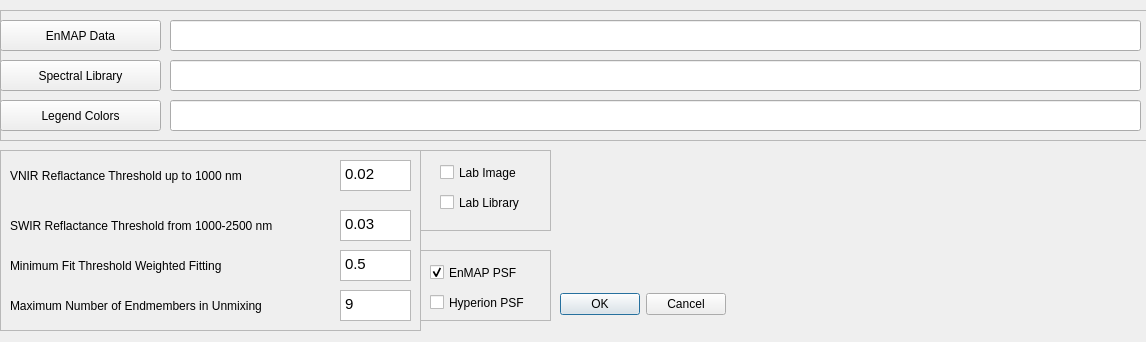
This is enmapbox/apps/engeomap/engeomap_base.ui in jakimowb/enmapbox_testmigration2 as Qt 5 draws it before an edit. The edited form follows.
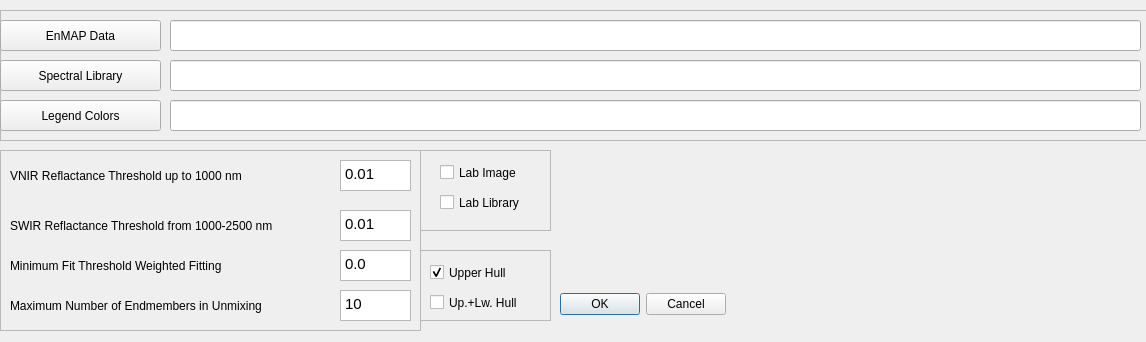
This is the edited form.

What changed in the file:
```diff
--- a/enmapbox/apps/engeomap/engeomap_base.ui
+++ b/enmapbox/apps/engeomap/engeomap_base.ui
@@ -132,8 +132,8 @@
      <string>&lt;!DOCTYPE HTML PUBLIC &quot;-//W3C//DTD HTML 4.0//EN&quot; &quot;http://www.w3.org/TR/REC-html40/strict.dtd&quot;&gt;
 &lt;html&gt;&lt;head&gt;&lt;meta name=&quot;qrichtext&quot; content=&quot;1&quot; /&gt;&lt;style type=&quot;text/css&quot;&gt;
 p, li { white-space: pre-wrap; }
-&lt;/style&gt;&lt;/head&gt;&lt;body style=&quot; font-family:'Cantarell'; font-size:11pt; font-weight:400; font-style:normal;&quot;&gt;
-&lt;p style=&quot; margin-top:0px; margin-bottom:0px; margin-left:0px; margin-right:0px; -qt-block-indent:0; text-indent:0px;&quot;&gt;0.02&lt;/p&gt;&lt;/body&gt;&lt;/html&gt;</string>
+&lt;/style&gt;&lt;/head&gt;&lt;body style=&quot; font-family:'Ubuntu'; font-size:11pt; font-weight:400; font-style:normal;&quot;&gt;
+&lt;p style=&quot; margin-top:0px; margin-bottom:0px; margin-left:0px; margin-right:0px; -qt-block-indent:0; text-indent:0px;&quot;&gt;&lt;span style=&quot; font-family:'Cantarell';&quot;&gt;0.01&lt;/span&gt;&lt;/p&gt;&lt;/body&gt;&lt;/html&gt;</string>
     </property>
     <property name="overwriteMode">
      <bool>false</bool>
@@ -181,8 +181,8 @@
      <string>&lt;!DOCTYPE HTML PUBLIC &quot;-//W3C//DTD HTML 4.0//EN&quot; &quot;http://www.w3.org/TR/REC-html40/strict.dtd&quot;&gt;
 &lt;html&gt;&lt;head&gt;&lt;meta name=&quot;qrichtext&quot; content=&quot;1&quot; /&gt;&lt;style type=&quot;text/css&quot;&gt;
 p, li { white-space: pre-wrap; }
-&lt;/style&gt;&lt;/head&gt;&lt;body style=&quot; font-family:'Cantarell'; font-size:11pt; font-weight:400; font-style:normal;&quot;&gt;
-&lt;p style=&quot; margin-top:0px; margin-bottom:0px; margin-left:0px; margin-right:0px; -qt-block-indent:0; text-indent:0px;&quot;&gt;0.03&lt;/p&gt;&lt;/body&gt;&lt;/html&gt;</string>
+&lt;/style&gt;&lt;/head&gt;&lt;body style=&quot; font-family:'Ubuntu'; font-size:11pt; font-weight:400; font-style:normal;&quot;&gt;
+&lt;p style=&quot; margin-top:0px; margin-bottom:0px; margin-left:0px; margin-right:0px; -qt-block-indent:0; text-indent:0px;&quot;&gt;&lt;span style=&quot; font-family:'Cantarell';&quot;&gt;0.01&lt;/span&gt;&lt;/p&gt;&lt;/body&gt;&lt;/html&gt;</string>
     </property>
     <property name="overwriteMode">
      <bool>false</bool>
@@ -217,8 +217,8 @@
      <string>&lt;!DOCTYPE HTML PUBLIC &quot;-//W3C//DTD HTML 4.0//EN&quot; &quot;http://www.w3.org/TR/REC-html40/strict.dtd&quot;&gt;
 &lt;html&gt;&lt;head&gt;&lt;meta name=&quot;qrichtext&quot; content=&quot;1&quot; /&gt;&lt;style type=&quot;text/css&quot;&gt;
 p, li { white-space: pre-wrap; }
-&lt;/style&gt;&lt;/head&gt;&lt;body style=&quot; font-family:'Cantarell'; font-size:11pt; font-weight:400; font-style:normal;&quot;&gt;
-&lt;p style=&quot; margin-top:0px; margin-bottom:0px; margin-left:0px; margin-right:0px; -qt-block-indent:0; text-indent:0px;&quot;&gt;0.5&lt;/p&gt;&lt;/body&gt;&lt;/html&gt;</string>
+&lt;/style&gt;&lt;/head&gt;&lt;body style=&quot; font-family:'Ubuntu'; font-size:11pt; font-weight:400; font-style:normal;&quot;&gt;
+&lt;p style=&quot; margin-top:0px; margin-bottom:0px; margin-left:0px; margin-right:0px; -qt-block-indent:0; text-indent:0px;&quot;&gt;&lt;span style=&quot; font-family:'Cantarell';&quot;&gt;0.0&lt;/span&gt;&lt;/p&gt;&lt;/body&gt;&lt;/html&gt;</string>
     </property>
     <property name="overwriteMode">
      <bool>false</bool>
@@ -253,8 +253,8 @@
      <string>&lt;!DOCTYPE HTML PUBLIC &quot;-//W3C//DTD HTML 4.0//EN&quot; &quot;http://www.w3.org/TR/REC-html40/strict.dtd&quot;&gt;
 &lt;html&gt;&lt;head&gt;&lt;meta name=&quot;qrichtext&quot; content=&quot;1&quot; /&gt;&lt;style type=&quot;text/css&quot;&gt;
 p, li { white-space: pre-wrap; }
-&lt;/style&gt;&lt;/head&gt;&lt;body style=&quot; font-family:'Cantarell'; font-size:11pt; font-weight:400; font-style:normal;&quot;&gt;
-&lt;p style=&quot; margin-top:0px; margin-bottom:0px; margin-left:0px; margin-right:0px; -qt-block-indent:0; text-indent:0px;&quot;&gt;9&lt;/p&gt;&lt;/body&gt;&lt;/html&gt;</string>
+&lt;/style&gt;&lt;/head&gt;&lt;body style=&quot; font-family:'Ubuntu'; font-size:11pt; font-weight:400; font-style:normal;&quot;&gt;
+&lt;p style=&quot; margin-top:0px; margin-bottom:0px; margin-left:0px; margin-right:0px; -qt-block-indent:0; text-indent:0px;&quot;&gt;&lt;span style=&quot; font-family:'Cantarell';&quot;&gt;10&lt;/span&gt;&lt;/p&gt;&lt;/body&gt;&lt;/html&gt;</string>
     </property>
     <property name="overwriteMode">
      <bool>false</bool>
@@ -340,7 +340,7 @@
      </rect>
     </property>
     <property name="text">
-     <string>Hyperion PSF</string>
+     <string>Up.+Lw. Hull</string>
     </property>
     <property name="autoExclusive">
      <bool>true</bool>
@@ -359,7 +359,7 @@
      </rect>
     </property>
     <property name="text">
-     <string>EnMAP PSF</string>
+     <string>Upper Hull</string>
     </property>
     <property name="checked">
      <bool>true</bool>
```
Left out of the diff: 4 changed lines with no effect on the pictures.
